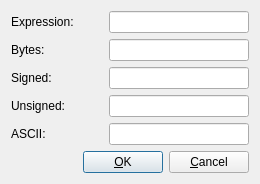
First picture: the form in src/gui/Src/Gui/WordEditDialog.ui, repository greck2908/x64dbg, before the edit.
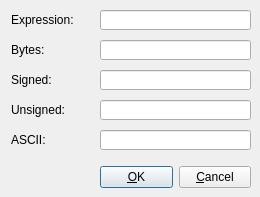
Second picture: the form after the edit. Icons and pictures are not drawn.

```diff
--- a/src/gui/Src/Gui/WordEditDialog.ui
+++ b/src/gui/Src/Gui/WordEditDialog.ui
@@ -7,7 +7,7 @@
     <x>0</x>
     <y>0</y>
     <width>260</width>
-    <height>166</height>
+    <height>197</height>
    </rect>
   </property>
   <property name="sizePolicy">
@@ -23,23 +23,33 @@
    <iconset resource="../../resource.qrc">
     <normaloff>:/icons/images/ui-combo-box-edit.png</normaloff>:/icons/images/ui-combo-box-edit.png</iconset>
   </property>
-  <layout class="QVBoxLayout" name="verticalLayout">
-   <item>
-    <layout class="QGridLayout" name="gridLayout">
-     <item row="0" column="0">
-      <widget class="QLabel" name="label">
+  <widget class="QLabel" name="label_3">
+   <property name="geometry">
+    <rect>
+     <x>11</x>
+     <y>70</y>
+     <width>81</width>
+     <height>20</height>
+    </rect>
+   </property>
        <property name="text">
-        <string>Expression:</string>
-       </property>
-      </widget>
-     </item>
-     <item row="2" column="1">
+    <string>Signed:</string>
+   </property>
+  </widget>
       <widget class="QLineEdit" name="signedLineEdit">
        <property name="enabled">
         <bool>true</bool>
        </property>
+   <property name="geometry">
+    <rect>
+     <x>100</x>
+     <y>70</y>
+     <width>151</width>
+     <height>20</height>
+    </rect>
+   </property>
        <property name="sizePolicy">
-        <sizepolicy hsizetype="Minimum" vsizetype="Preferred">
+    <sizepolicy hsizetype="Expanding" vsizetype="Fixed">
          <horstretch>0</horstretch>
          <verstretch>0</verstretch>
         </sizepolicy>
@@ -59,14 +69,60 @@
         <bool>false</bool>
        </property>
       </widget>
-     </item>
-     <item row="1" column="1">
+  <widget class="QLineEdit" name="unsignedLineEdit">
+   <property name="enabled">
+    <bool>true</bool>
+   </property>
+   <property name="geometry">
+    <rect>
+     <x>100</x>
+     <y>100</y>
+     <width>151</width>
+     <height>20</height>
+    </rect>
+   </property>
+   <property name="minimumSize">
+    <size>
+     <width>140</width>
+     <height>0</height>
+    </size>
+   </property>
+   <property name="font">
+    <font>
+     <family>Lucida Console</family>
+    </font>
+   </property>
+   <property name="readOnly">
+    <bool>false</bool>
+   </property>
+  </widget>
+  <widget class="QLabel" name="label_4">
+   <property name="geometry">
+    <rect>
+     <x>11</x>
+     <y>100</y>
+     <width>81</width>
+     <height>20</height>
+    </rect>
+   </property>
+   <property name="text">
+    <string>Unsigned:</string>
+   </property>
+  </widget>
       <widget class="QLineEdit" name="hexLineEdit">
        <property name="enabled">
         <bool>true</bool>
        </property>
+   <property name="geometry">
+    <rect>
+     <x>100</x>
+     <y>40</y>
+     <width>151</width>
+     <height>20</height>
+    </rect>
+   </property>
        <property name="sizePolicy">
-        <sizepolicy hsizetype="Minimum" vsizetype="Preferred">
+    <sizepolicy hsizetype="Maximum" vsizetype="Fixed">
          <horstretch>0</horstretch>
          <verstretch>0</verstretch>
         </sizepolicy>
@@ -86,93 +142,43 @@
         <bool>true</bool>
        </property>
       </widget>
-     </item>
-     <item row="1" column="0">
       <widget class="QLabel" name="label_2">
+   <property name="geometry">
+    <rect>
+     <x>11</x>
+     <y>40</y>
+     <width>81</width>
+     <height>20</height>
+    </rect>
+   </property>
        <property name="text">
         <string>Bytes:</string>
        </property>
       </widget>
-     </item>
-     <item row="3" column="0">
-      <widget class="QLabel" name="label_4">
-       <property name="text">
-        <string>Unsigned:</string>
-       </property>
-      </widget>
-     </item>
-     <item row="4" column="0">
-      <widget class="QLabel" name="label_5">
+  <widget class="QLabel" name="label">
+   <property name="geometry">
+    <rect>
+     <x>11</x>
+     <y>10</y>
+     <width>81</width>
+     <height>20</height>
+    </rect>
+   </property>
        <property name="text">
-        <string>ASCII:</string>
-       </property>
-      </widget>
-     </item>
-     <item row="2" column="0">
-      <widget class="QLabel" name="label_3">
-       <property name="text">
-        <string>Signed:</string>
-       </property>
-      </widget>
-     </item>
-     <item row="3" column="1">
-      <widget class="QLineEdit" name="unsignedLineEdit">
-       <property name="enabled">
-        <bool>true</bool>
-       </property>
-       <property name="sizePolicy">
-        <sizepolicy hsizetype="Minimum" vsizetype="Preferred">
-         <horstretch>0</horstretch>
-         <verstretch>0</verstretch>
-        </sizepolicy>
-       </property>
-       <property name="minimumSize">
-        <size>
-         <width>140</width>
-         <height>0</height>
-        </size>
-       </property>
-       <property name="font">
-        <font>
-         <family>Lucida Console</family>
-        </font>
-       </property>
-       <property name="readOnly">
-        <bool>false</bool>
-       </property>
-      </widget>
-     </item>
-     <item row="4" column="1">
-      <widget class="QLineEdit" name="asciiLineEdit">
-       <property name="enabled">
-        <bool>true</bool>
-       </property>
-       <property name="sizePolicy">
-        <sizepolicy hsizetype="Minimum" vsizetype="Preferred">
-         <horstretch>0</horstretch>
-         <verstretch>0</verstretch>
-        </sizepolicy>
-       </property>
-       <property name="minimumSize">
-        <size>
-         <width>140</width>
-         <height>0</height>
-        </size>
-       </property>
-       <property name="font">
-        <font>
-         <family>Lucida Console</family>
-        </font>
-       </property>
-       <property name="readOnly">
-        <bool>true</bool>
-       </property>
-      </widget>
-     </item>
-     <item row="0" column="1">
+    <string>Expression:</string>
+   </property>
+  </widget>
       <widget class="QLineEdit" name="expressionLineEdit">
+   <property name="geometry">
+    <rect>
+     <x>100</x>
+     <y>10</y>
+     <width>151</width>
+     <height>20</height>
+    </rect>
+   </property>
        <property name="sizePolicy">
-        <sizepolicy hsizetype="Minimum" vsizetype="Preferred">
+    <sizepolicy hsizetype="Minimum" vsizetype="Fixed">
          <horstretch>0</horstretch>
          <verstretch>0</verstretch>
         </sizepolicy>
@@ -189,45 +195,18 @@
         </font>
        </property>
       </widget>
-     </item>
-    </layout>
-   </item>
-   <item>
-    <spacer name="verticalSpacer">
-     <property name="orientation">
-      <enum>Qt::Vertical</enum>
-     </property>
-     <property name="sizeHint" stdset="0">
-      <size>
-       <width>20</width>
-       <height>40</height>
-      </size>
-     </property>
-    </spacer>
-   </item>
-   <item>
-    <layout class="QHBoxLayout" name="layoutOkCancel">
-     <item>
-      <spacer name="horizontalSpacer">
-       <property name="orientation">
-        <enum>Qt::Horizontal</enum>
-       </property>
-       <property name="sizeHint" stdset="0">
-        <size>
-         <width>40</width>
-         <height>20</height>
-        </size>
-       </property>
-      </spacer>
-     </item>
+  <widget class="QWidget" name="layoutWidget">
+   <property name="geometry">
+    <rect>
+     <x>100</x>
+     <y>165</y>
+     <width>151</width>
+     <height>25</height>
+    </rect>
+   </property>
+   <layout class="QHBoxLayout" name="horizontalLayout">
      <item>
       <widget class="QPushButton" name="btnOk">
-       <property name="sizePolicy">
-        <sizepolicy hsizetype="Minimum" vsizetype="Preferred">
-         <horstretch>0</horstretch>
-         <verstretch>0</verstretch>
-        </sizepolicy>
-       </property>
        <property name="text">
         <string>&amp;OK</string>
        </property>
@@ -235,20 +214,53 @@
      </item>
      <item>
       <widget class="QPushButton" name="btnCancel">
-       <property name="sizePolicy">
-        <sizepolicy hsizetype="Minimum" vsizetype="Preferred">
-         <horstretch>0</horstretch>
-         <verstretch>0</verstretch>
-        </sizepolicy>
-       </property>
        <property name="text">
         <string>&amp;Cancel</string>
        </property>
       </widget>
      </item>
     </layout>
-   </item>
-  </layout>
+  </widget>
+  <widget class="QLabel" name="label_5">
+   <property name="geometry">
+    <rect>
+     <x>11</x>
+     <y>130</y>
+     <width>81</width>
+     <height>20</height>
+    </rect>
+   </property>
+   <property name="text">
+    <string>ASCII:</string>
+   </property>
+  </widget>
+  <widget class="QLineEdit" name="asciiLineEdit">
+   <property name="enabled">
+    <bool>true</bool>
+   </property>
+   <property name="geometry">
+    <rect>
+     <x>100</x>
+     <y>130</y>
+     <width>151</width>
+     <height>20</height>
+    </rect>
+   </property>
+   <property name="minimumSize">
+    <size>
+     <width>140</width>
+     <height>0</height>
+    </size>
+   </property>
+   <property name="font">
+    <font>
+     <family>Lucida Console</family>
+    </font>
+   </property>
+   <property name="readOnly">
+    <bool>true</bool>
+   </property>
+  </widget>
  </widget>
  <tabstops>
   <tabstop>expressionLineEdit</tabstop>
```
Left out of the diff: 3 changed lines with no effect on the pictures. Lines whose indentation alone changed are shown as unchanged.
